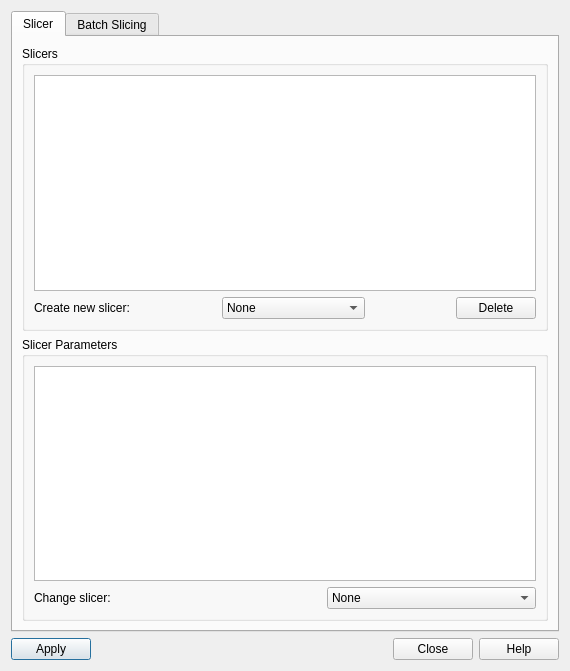
Old version of the form src/sas/qtgui/Plotting/UI/SlicerParametersUI.ui in the repository SasView/sasview.
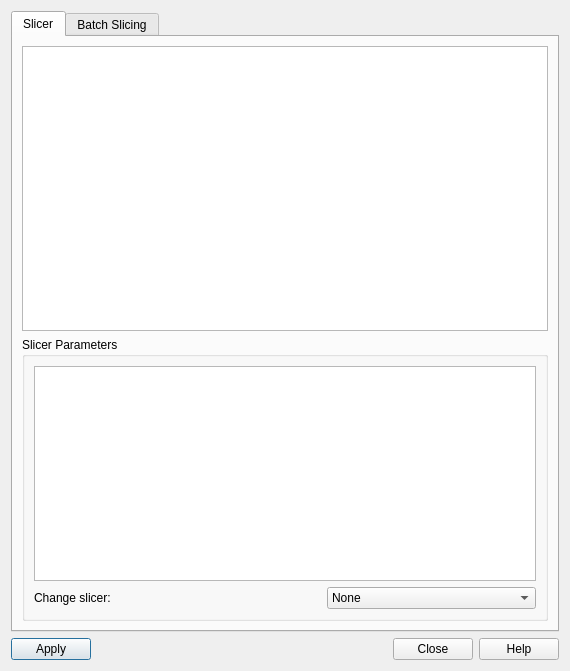
New version of the form. Icons and pictures are not drawn.

Commit message: Adds slicer list and selection in params window

```diff
--- a/src/sas/qtgui/Plotting/UI/SlicerParametersUI.ui
+++ b/src/sas/qtgui/Plotting/UI/SlicerParametersUI.ui
@@ -286,6 +286,16 @@
          </layout>
         </widget>
        </item>
+       <item row="0" column="0">
+        <widget class="QListWidget" name="lstSlicers">
+         <property name="sizePolicy">
+          <sizepolicy hsizetype="Expanding" vsizetype="MinimumExpanding">
+           <horstretch>0</horstretch>
+           <verstretch>0</verstretch>
+          </sizepolicy>
+         </property>
+        </widget>
+       </item>
       </layout>
      </widget>
      <widget class="QWidget" name="tab_2">
```
Left out of the diff: 1 changed line with no effect on the pictures. The commit also changes 1 other file.
